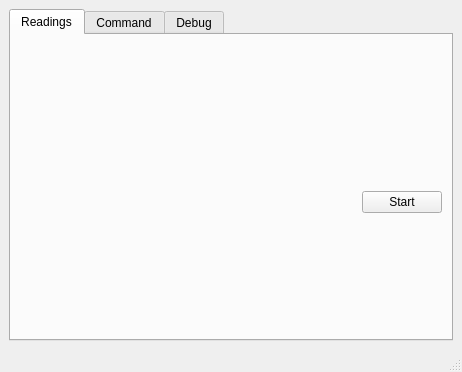
Before: the Qt Designer form tf03_test/main_window.ui in codincodee/tf0x_dev, drawn with Qt 5.
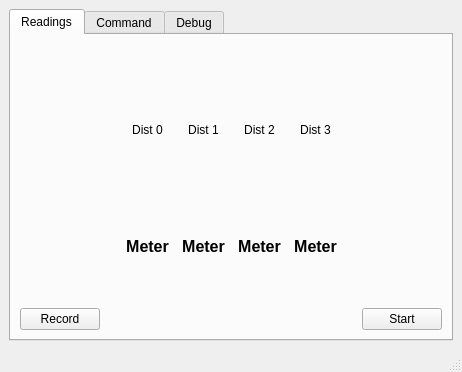
After: the same form once the commit is applied.

```diff
--- a/tf03_test/main_window.ui
+++ b/tf03_test/main_window.ui
@@ -98,8 +98,205 @@
             </property>
            </spacer>
           </item>
+          <item>
+           <layout class="QHBoxLayout" name="horizontalLayout_4">
+            <item>
+             <spacer name="horizontalSpacer_5">
+              <property name="orientation">
+               <enum>Qt::Horizontal</enum>
+              </property>
+              <property name="sizeHint" stdset="0">
+               <size>
+                <width>40</width>
+                <height>20</height>
+               </size>
+              </property>
+             </spacer>
+            </item>
+            <item>
+             <layout class="QGridLayout" name="gridLayout_6">
+              <item row="0" column="1">
+               <spacer name="horizontalSpacer_6">
+                <property name="orientation">
+                 <enum>Qt::Horizontal</enum>
+                </property>
+                <property name="sizeType">
+                 <enum>QSizePolicy::Fixed</enum>
+                </property>
+                <property name="sizeHint" stdset="0">
+                 <size>
+                  <width>7</width>
+                  <height>7</height>
+                 </size>
+                </property>
+               </spacer>
+              </item>
+              <item row="0" column="2">
+               <widget class="QLabel" name="label_9">
+                <property name="text">
+                 <string>Dist 1</string>
+                </property>
+                <property name="alignment">
+                 <set>Qt::AlignCenter</set>
+                </property>
+               </widget>
+              </item>
+              <item row="0" column="4">
+               <widget class="QLabel" name="label_10">
+                <property name="text">
+                 <string>Dist 2</string>
+                </property>
+                <property name="alignment">
+                 <set>Qt::AlignCenter</set>
+                </property>
+               </widget>
+              </item>
+              <item row="0" column="6">
+               <widget class="QLabel" name="label_11">
+                <property name="text">
+                 <string>Dist 3</string>
+                </property>
+                <property name="alignment">
+                 <set>Qt::AlignCenter</set>
+                </property>
+               </widget>
+              </item>
+              <item row="0" column="0">
+               <widget class="QLabel" name="label_8">
+                <property name="text">
+                 <string>Dist 0</string>
+                </property>
+                <property name="alignment">
+                 <set>Qt::AlignCenter</set>
+                </property>
+               </widget>
+              </item>
+              <item row="1" column="2">
+               <widget class="QLabel" name="label_13">
+                <property name="font">
+                 <font>
+                  <pointsize>12</pointsize>
+                  <weight>75</weight>
+                  <bold>true</bold>
+                 </font>
+                </property>
+                <property name="text">
+                 <string>Meter</string>
+                </property>
+                <property name="alignment">
+                 <set>Qt::AlignCenter</set>
+                </property>
+               </widget>
+              </item>
+              <item row="1" column="0">
+               <widget class="QLabel" name="label_12">
+                <property name="font">
+                 <font>
+                  <pointsize>12</pointsize>
+                  <weight>75</weight>
+                  <bold>true</bold>
+                 </font>
+                </property>
+                <property name="text">
+                 <string>Meter</string>
+                </property>
+                <property name="alignment">
+                 <set>Qt::AlignCenter</set>
+                </property>
+               </widget>
+              </item>
+              <item row="1" column="4">
+               <widget class="QLabel" name="label_14">
+                <property name="font">
+                 <font>
+                  <pointsize>12</pointsize>
+                  <weight>75</weight>
+                  <bold>true</bold>
+                 </font>
+                </property>
+                <property name="text">
+                 <string>Meter</string>
+                </property>
+                <property name="alignment">
+                 <set>Qt::AlignCenter</set>
+                </property>
+               </widget>
+              </item>
+              <item row="1" column="6">
+               <widget class="QLabel" name="label_15">
+                <property name="font">
+                 <font>
+                  <pointsize>12</pointsize>
+                  <weight>75</weight>
+                  <bold>true</bold>
+                 </font>
+                </property>
+                <property name="text">
+                 <string>Meter</string>
+                </property>
+                <property name="alignment">
+                 <set>Qt::AlignCenter</set>
+                </property>
+               </widget>
+              </item>
+              <item row="0" column="3">
+               <spacer name="horizontalSpacer_7">
+                <property name="orientation">
+                 <enum>Qt::Horizontal</enum>
+                </property>
+                <property name="sizeType">
+                 <enum>QSizePolicy::Fixed</enum>
+                </property>
+                <property name="sizeHint" stdset="0">
+                 <size>
+                  <width>7</width>
+                  <height>7</height>
+                 </size>
+                </property>
+               </spacer>
+              </item>
+              <item row="0" column="5">
+               <spacer name="horizontalSpacer_8">
+                <property name="orientation">
+                 <enum>Qt::Horizontal</enum>
+                </property>
+                <property name="sizeType">
+                 <enum>QSizePolicy::Fixed</enum>
+                </property>
+                <property name="sizeHint" stdset="0">
+                 <size>
+                  <width>7</width>
+                  <height>7</height>
+                 </size>
+                </property>
+               </spacer>
+              </item>
+             </layout>
+            </item>
+            <item>
+             <spacer name="horizontalSpacer_4">
+              <property name="orientation">
+               <enum>Qt::Horizontal</enum>
+              </property>
+              <property name="sizeHint" stdset="0">
+               <size>
+                <width>40</width>
+                <height>20</height>
+               </size>
+              </property>
+             </spacer>
+            </item>
+           </layout>
+          </item>
           <item>
            <layout class="QHBoxLayout" name="horizontalLayout_2">
+            <item>
+             <widget class="QPushButton" name="pushButton_13">
+              <property name="text">
+               <string>Record</string>
+              </property>
+             </widget>
+            </item>
             <item>
              <spacer name="horizontalSpacer_3">
               <property name="orientation">
```
